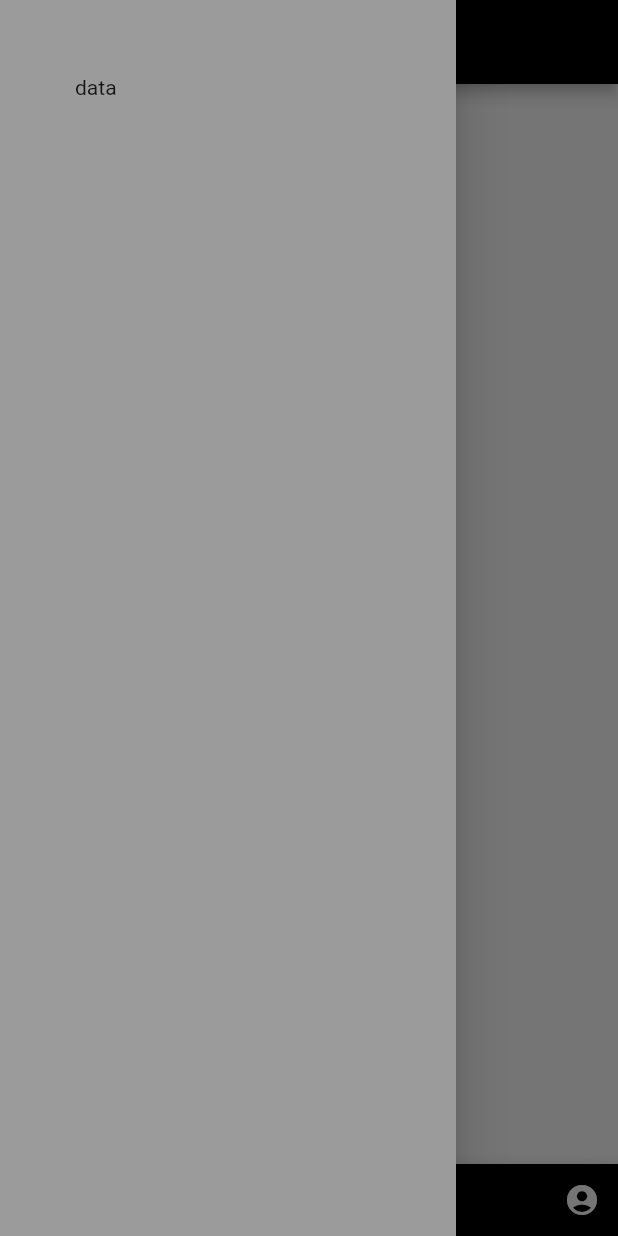
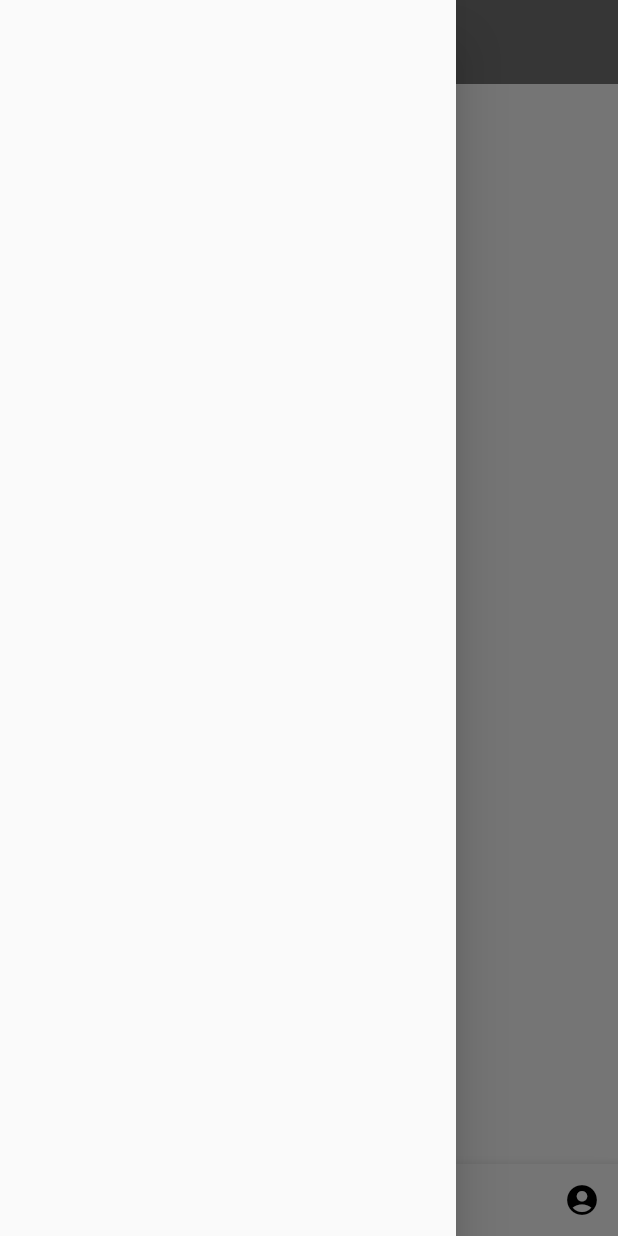
Before and after one commit to anubhav11803451/github_ui, a Flutter app: the Homescreen screen opened directly, with the side drawer open, on a phone screen of 412 x 824 dp. Run offline on Flutter 3.47's test engine with Material 2 defaults, Android fonts, the phone set to English and light mode, and no system bars; our stand-ins replace google_fonts, splashscreen; Roboto replaces fonts that are missing (Baloo).

Commit message:
Update home.dart

```diff
--- a/lib/screens/home.dart
+++ b/lib/screens/home.dart
@@ -6,16 +6,12 @@ class Homescreen extends StatelessWidget {
   Widget build(BuildContext context) {
     return Scaffold(
       appBar: AppBar(
-        backgroundColor: Colors.black,
+        elevation: 0,
+        backgroundColor: Colors.black54,
         title: Text('GitHub', style: GoogleFonts.baloo(color: Colors.white)),
         centerTitle: true,
       ),
       drawer: Drawer(
-        child: Container(
-          padding: EdgeInsets.all(50),
-          color: Colors.black38,
-          child: Text('data'),
-          ),
       ),
       floatingActionButtonLocation: FloatingActionButtonLocation.centerDocked,
       floatingActionButton: FloatingActionButton(
@@ -26,7 +22,8 @@ class Homescreen extends StatelessWidget {
         onPressed: () {},
       ),
       bottomNavigationBar: BottomAppBar(
-        color: Colors.black,
+        elevation: 5.5,
+        color: Colors.white,
         shape: CircularNotchedRectangle(),
         notchMargin: 4.0,
         child: new Row(
@@ -36,14 +33,14 @@ class Homescreen extends StatelessWidget {
             IconButton(
               icon: Icon(
                 Icons.search,
-                color: Colors.white,
+                color: Colors.black,
               ),
               onPressed: () {},
             ),
             IconButton(
               icon: Icon(
                 Icons.account_circle,
-                color: Colors.white,
+                color: Colors.black,
               ),
               onPressed: () {},
             ),
```
